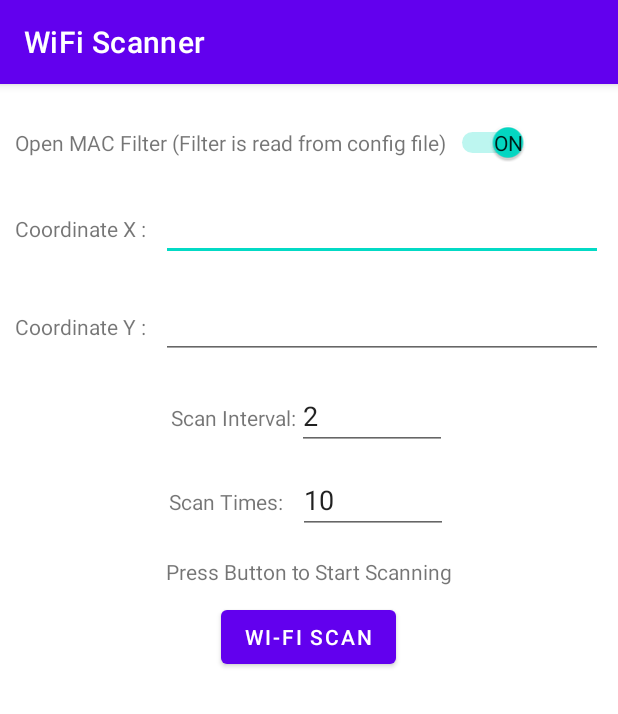
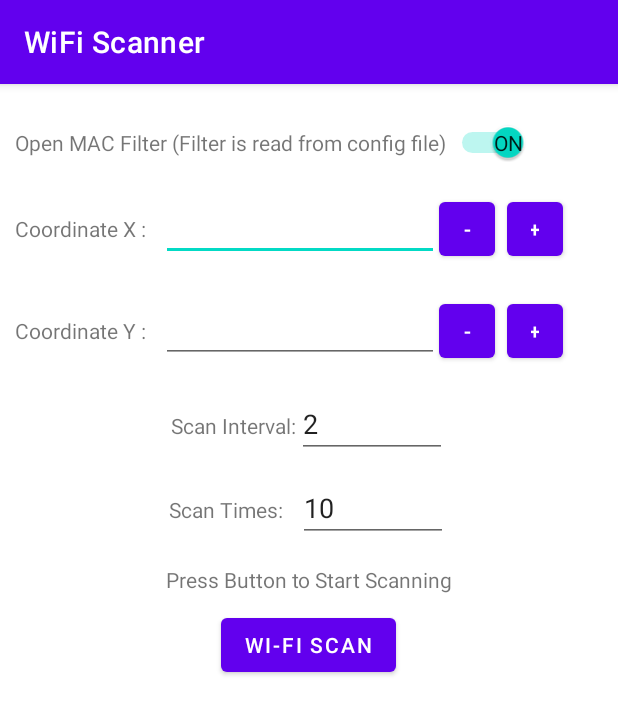
Before and after one commit to onewalnut/WiFiScanner, an Android app: the screen it shows after launch (MainActivity), on a phone screen of 412 x 824 dp. Shown: the top 714 px of the screen. Run offline under Robolectric (Android 15) with nearby library versions, the phone set to English and light mode, and no system bars.

Commit message:
add some buttons

```diff
--- a/app/src/main/res/layout/activity_main.xml
+++ b/app/src/main/res/layout/activity_main.xml
@@ -36,35 +36,75 @@
         </Switch>
 
     </LinearLayout>
+
     <LinearLayout
-        android:layout_width="match_parent"
+        android:layout_width="388dp"
         android:layout_height="wrap_content"
-        android:orientation="horizontal"
-        android:layout_margin="10dp">
+        android:layout_margin="10dp"
+        android:orientation="horizontal">
+
         <TextView
             android:layout_width="wrap_content"
             android:layout_height="wrap_content"
-            android:text="Coordinate X :   "/>
+            android:text="Coordinate X :   " />
+
         <EditText
             android:id="@+id/edt_coordinateX"
-            android:layout_width="match_parent"
-            android:layout_height="wrap_content" />
+            android:layout_width="185dp"
+            android:layout_height="wrap_content"
+            android:inputType="number"/>
+
+        <Button
+            android:id="@+id/Xsub"
+            android:layout_width="37dp"
+            android:layout_height="wrap_content"
+            android:onClick="Xsub"
+            android:text="-"
+            android:layout_marginRight="4dp"/>
+
+        <Button
+            android:id="@+id/Xadd"
+            android:layout_width="37dp"
+            android:layout_height="wrap_content"
+            android:text="+"
+            android:onClick="Xadd"
+            android:layout_marginLeft="4dp"
+            />
 
     </LinearLayout>
 
     <LinearLayout
-        android:layout_width="match_parent"
+        android:layout_width="388dp"
         android:layout_height="wrap_content"
-        android:orientation="horizontal"
-        android:layout_margin="10dp">
+        android:layout_margin="10dp"
+        android:orientation="horizontal">
+
         <TextView
             android:layout_width="wrap_content"
             android:layout_height="wrap_content"
-            android:text="Coordinate Y :   "/>
+            android:text="Coordinate Y :   " />
+
         <EditText
             android:id="@+id/edt_coordinateY"
-            android:layout_width="match_parent"
-            android:layout_height="wrap_content" />
+            android:layout_width="185dp"
+            android:layout_height="wrap_content"
+            android:inputType="number"/>
+
+        <Button
+            android:id="@+id/Ysub"
+            android:layout_width="37dp"
+            android:layout_height="wrap_content"
+            android:text="-"
+            android:onClick="Ysub"
+            android:layout_marginRight="4dp"/>
+
+        <Button
+            android:id="@+id/Yadd"
+            android:layout_width="37dp"
+            android:layout_height="wrap_content"
+            android:text="+"
+            android:onClick="Yadd"
+            android:layout_marginLeft="4dp"/>
 
     </LinearLayout>
 
```
Also changed, not shown: app/src/main/java/sysu/imsl/wifiscanner/MainActivity.java (+40 -1 lines).
